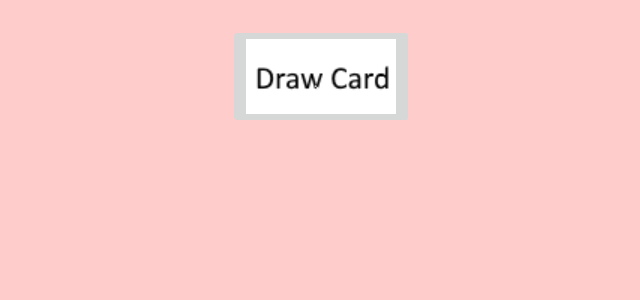
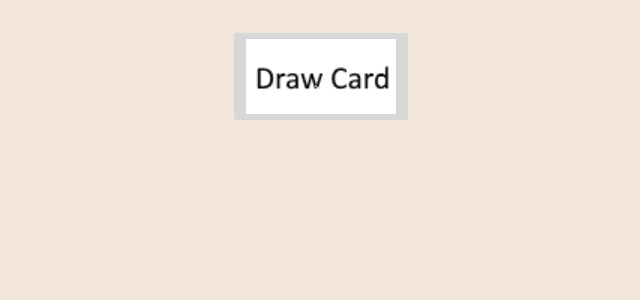
Before and after one commit to KyleNo/Uno, an Android app: the screen it shows after launch (MainActivity), on a phone screen of 824 x 412 dp (held sideways). Shown: the top 300 px of the screen, without its empty margins (297-937 px from the left). Run offline under Robolectric (Android 15) with nearby library versions, the phone set to English and light mode, and no system bars.

Commit message:
changed the background color to beige

```diff
--- a/app/src/main/java/com/example/admin/untouchable/MainActivity.java
+++ b/app/src/main/java/com/example/admin/untouchable/MainActivity.java
@@ -61,7 +61,7 @@ public class MainActivity extends AppCompatActivity {
         setContentView(R.layout.activity_main);
         RelativeLayout welp = (RelativeLayout) findViewById(R.id.welp);
         LinearLayout yep = (LinearLayout) findViewById(R.id.okay);//layout that arranges items at bottom of screen centered middle
-        welp.setBackgroundColor(Color.parseColor("#ffcccc"));
+        welp.setBackgroundColor(Color.parseColor("#f2e6d9"));
         //ImageButton[] cards = new ImageButton[7];
 
 
```
